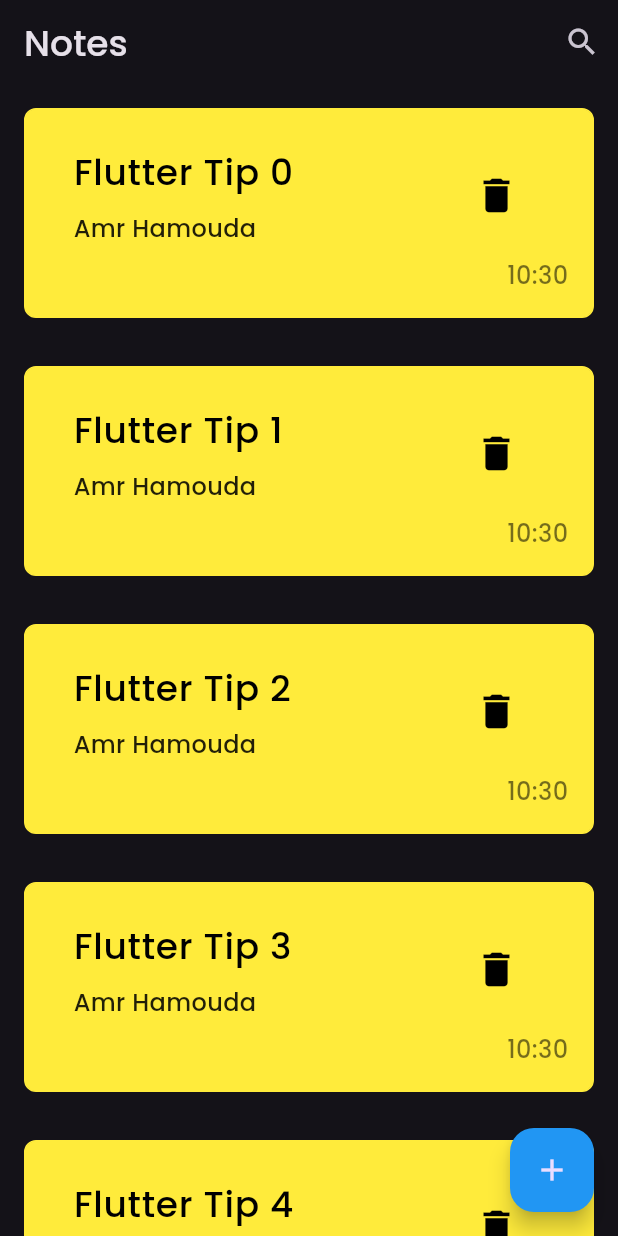
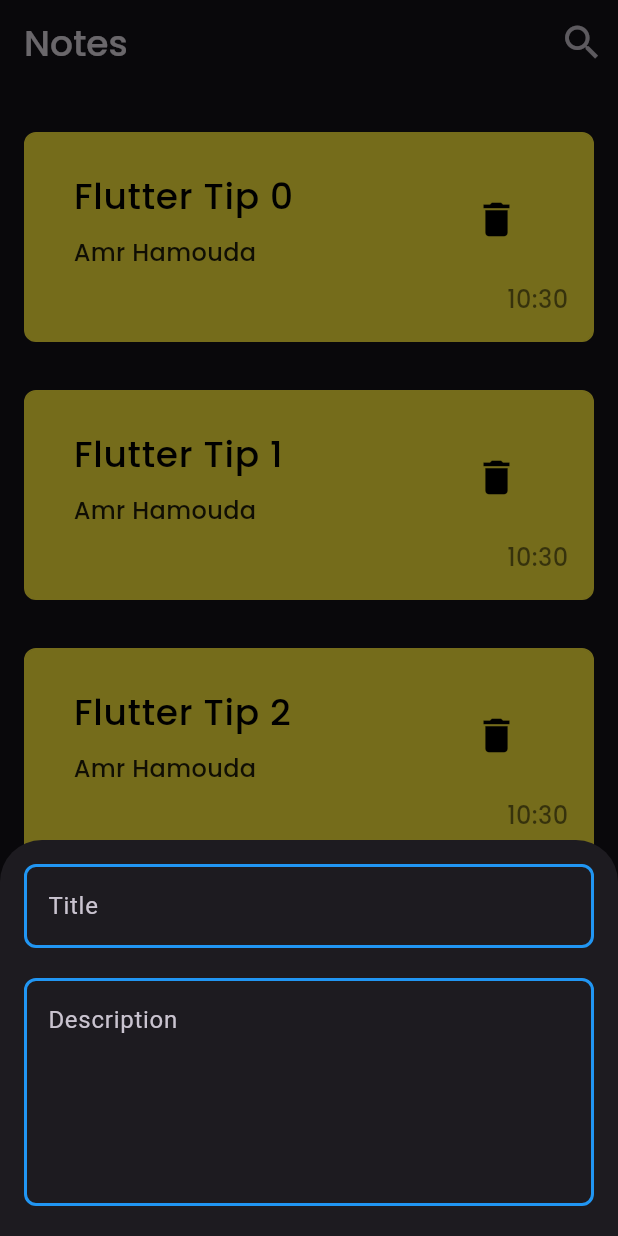
Before and after one commit to amro3z/note_hive, a Flutter app: the screen it shows after launch, after a tap on the "add" icon, on a phone screen of 412 x 824 dp. Run offline on Flutter 3.47's test engine with Material 3 defaults, Android fonts, the phone set to English and light mode, and no system bars.

Commit message:
refactor bottom sheet: added CustomTextField with dynamic sizing and input handling for improved unlimited note writing experience

```diff
--- /dev/null
+++ b/lib/base/customTestField.dart
@@ -0,0 +1,56 @@
+import 'package:flutter/material.dart';
+
+class CustomTextField extends StatelessWidget {
+  final String hintText;
+  final Color? cursorColor;
+  final Color? enabledBorderColor;
+  final Color? focusedBorderColor;
+  final Color? disabledBorderColor;
+  final TextEditingController? controller;
+  final int? maxLines;
+  const CustomTextField({
+    super.key,
+    required this.hintText,
+    this.cursorColor,
+    this.enabledBorderColor,
+    this.focusedBorderColor,
+    this.controller,
+    this.disabledBorderColor,
+    this.maxLines,
+  });
+
+  @override
+  Widget build(BuildContext context) {
+    return TextField(
+      minLines: maxLines ?? 1,
+      maxLines: null,
+      decoration: InputDecoration(
+        hintText: hintText,
+        helperStyle: TextStyle(
+          color: Colors.grey,
+          fontSize: 16,
+          fontFamily: 'Poppins',
+          fontWeight: FontWeight.w400,
+        ),
+        border: OutlineInputBorder(
+          borderRadius: BorderRadius.circular(8.0),
+          borderSide: BorderSide(color: Colors.grey, width: 2.0),
+        ),
+        enabledBorder: OutlineInputBorder(
+          borderRadius: BorderRadius.circular(8.0),
+          borderSide: BorderSide(
+            color: enabledBorderColor ?? Colors.grey,
+            width: 2.0,
+          ),
+        ),
+        focusedBorder: OutlineInputBorder(
+          borderRadius: BorderRadius.circular(8.0),
+          borderSide: BorderSide(
+            color: focusedBorderColor ?? Colors.blue,
+            width: 2.0,
+          ),
+        ),
+      ),
+    );
+  }
+}
--- /dev/null
+++ b/lib/helper/bootomSheet.dart
@@ -0,0 +1,46 @@
+import 'package:flutter/material.dart';
+import 'package:note_hive/base/customTestField.dart';
+
+class BottomSheetWidget {
+  Future showAddNoteBottomSheet(BuildContext context) {
+    return showModalBottomSheet(
+      context: context,
+      isScrollControlled:
+          true, // 👈 ضروري علشان البوتوم شيت يبقى مرن مع الكيبورد
+      builder: (context) {
+        return Padding(
+          padding: EdgeInsets.only(
+            bottom: MediaQuery.of(
+              context,
+            ).viewInsets.bottom, // 👈 علشان يتحرك مع الكيبورد
+            left: 16,
+            right: 16,
+            top: 16,
+          ),
+          child: SingleChildScrollView(
+            child: Column(
+              mainAxisSize: MainAxisSize.min, // 👈 علشان يحتفظ بحجمه الطبيعي
+              children: [
+                CustomTextField(
+                  hintText: 'Title',
+                  cursorColor: Colors.blue,
+                  enabledBorderColor: Colors.blue,
+                  focusedBorderColor: Colors.green,
+                ),
+                SizedBox(height: 20),
+                CustomTextField(
+                  hintText: 'Description',
+                  cursorColor: Colors.blue,
+                  enabledBorderColor: Colors.blue,
+                  focusedBorderColor: Colors.green,
+                  maxLines: 5,
+                ),
+                SizedBox(height: 20),
+              ],
+            ),
+          ),
+        );
+      },
+    );
+  }
+}
--- a/lib/screens/home.dart
+++ b/lib/screens/home.dart
@@ -1,8 +1,10 @@
 import 'package:flutter/material.dart';
+import 'package:note_hive/helper/bootomSheet.dart';
 import 'package:note_hive/helper/noteItem.dart';
 
 class HomeScreen extends StatelessWidget {
   const HomeScreen({super.key});
+
 
   @override
   Widget build(BuildContext context) {
@@ -10,7 +12,7 @@ class HomeScreen extends StatelessWidget {
       floatingActionButton: FloatingActionButton(
         backgroundColor: Colors.blue,
         onPressed: () {
-          // Action for adding a new note
+          BottomSheetWidget().showAddNoteBottomSheet(context);
         },
         child: const Icon(Icons.add),
       ),
@@ -28,7 +30,7 @@ class HomeScreen extends StatelessWidget {
         ),
         actions: [
           IconButton(
-            icon: const Icon(Icons.search),
+            icon: const Icon(Icons.search, size: 30),
             onPressed: () {
               // Action for adding a new note
             },
@@ -36,7 +38,10 @@ class HomeScreen extends StatelessWidget {
         ],
       ),
       body: Center(
+        child: Padding(
+          padding: const EdgeInsets.symmetric(vertical: 16.0),
           child: ListView.builder(
+            padding: const EdgeInsets.all(0),
             itemCount: 10,
             itemBuilder: (context, index) {
               return NoteItem(
@@ -48,6 +53,7 @@ class HomeScreen extends StatelessWidget {
             },
           ),
         ),
+      ),
     );
   }
 }
```
Lines whose indentation alone changed are shown as unchanged.
